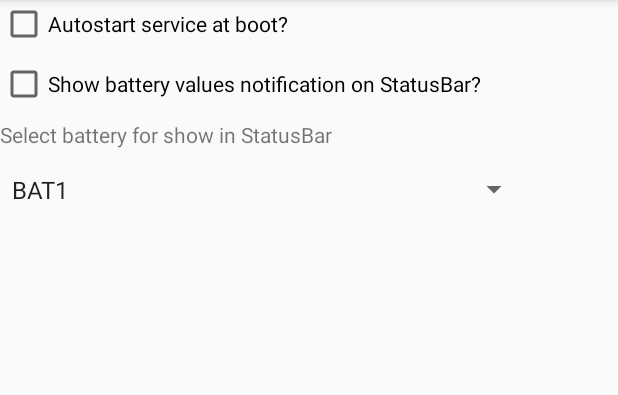
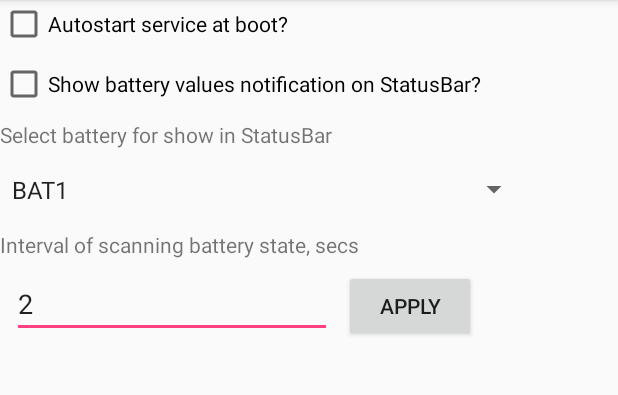
Before and after one commit to olegsvs/ru.olegsvs.custombatterynotification, an Android app: the screen it shows after launch (SettingsActivity), on a phone screen of 412 x 824 dp, the part 84-479 px from its top. Run offline under Robolectric (Android 15) with nearby library versions, the phone set to English and light mode, and no system bars.

Commit message:
add interval of scanning settings

```diff
--- a/app/src/main/java/ru/olegsvs/custombatterynotification/SettingsActivity.java
+++ b/app/src/main/java/ru/olegsvs/custombatterynotification/SettingsActivity.java
@@ -9,7 +9,9 @@ import android.util.Log;
 import android.view.View;
 import android.widget.AdapterView;
 import android.widget.ArrayAdapter;
+import android.widget.Button;
 import android.widget.CheckBox;
+import android.widget.EditText;
 import android.widget.Spinner;
 import android.widget.Toast;
 
@@ -23,7 +25,8 @@ public class SettingsActivity extends AppCompatActivity {
     public CheckBox chbServiceStatus;
     public CheckBox chbAutostartService;
     public SharedPreferences sharedPref;
-
+    public Button intervalSetBTN;
+    public EditText intervalET;
     @Override
     protected void onCreate(Bundle savedInstanceState) {
         super.onCreate(savedInstanceState);
@@ -36,15 +39,19 @@ public class SettingsActivity extends AppCompatActivity {
         chbServiceStatus = (CheckBox) findViewById(R.id.chbServiceStatus);
         chbAutostartService = (CheckBox) findViewById(R.id.chbServiceAutoStart);
         spinnerBatteries = (Spinner) findViewById(R.id.spinnerBatteries);
+        intervalSetBTN = (Button) findViewById(R.id.intervalSetBTN);
+        intervalET = (EditText) findViewById(R.id.intervalET);
 
         sharedPref = getSharedPreferences("Settings", Context.MODE_PRIVATE);
 
         Log.i(SettingsActivity.TAG, "onCreate: loading sharedPrefs " + sharedPref.getInt("batterySelection",0));
         Log.i(SettingsActivity.TAG, "onCreate: loading sharedPrefs " + sharedPref.getBoolean("serviceRun", false));
         Log.i(SettingsActivity.TAG, "onCreate: loading sharedPrefs " + sharedPref.getBoolean("serviceAutoStart", false));
+        Log.i(SettingsActivity.TAG, "onCreate: loading sharedPrefs " + sharedPref.getInt("interval", 2));
 
         chbAutostartService.setChecked(sharedPref.getBoolean("serviceAutoStart", false));
         chbServiceStatus.setChecked(sharedPref.getBoolean("serviceRun", false));
+        intervalET.setText(String.valueOf(sharedPref.getInt("interval", 2)));
 
         ArrayAdapter<String> spinnerArrayAdapter = new ArrayAdapter<String>(this,   android.R.layout.simple_spinner_item, batteries);
         spinnerArrayAdapter.setDropDownViewResource(android.R.layout.simple_spinner_dropdown_item); // The drop down view
@@ -72,6 +79,17 @@ public class SettingsActivity extends AppCompatActivity {
             public void onNothingSelected(AdapterView<?> arg0) {
             }
         });
+    }
+
+    public void intervalClick(View v) {
+        if(intervalET.getText().toString().equals("0") == false) {
+            Log.i(SettingsActivity.TAG, "intervalClick: setting interval " + intervalET.getText().toString());
+            SharedPreferences.Editor editor = sharedPref.edit();
+            editor.putInt("interval" , Integer.parseInt(intervalET.getText().toString()));
+            editor.apply();
+            editor.commit();
+            BatteryManagerService.setInterval(Integer.parseInt(intervalET.getText().toString()));
+        } else Toast.makeText(getApplicationContext(),getString(R.string.intervalWarning),Toast.LENGTH_LONG).show();
     }
 
     public void cnbAutoStartClick(View v) {
--- a/app/src/main/res/layout/activity_settings.xml
+++ b/app/src/main/res/layout/activity_settings.xml
@@ -31,8 +31,7 @@
         android:layout_height="38dp"
         tools:layout_editor_absoluteX="8dp"
         android:layout_marginTop="8dp"
-        app:layout_constraintTop_toBottomOf="@+id/textView"
-        tools:layout_editor_absoluteY="133dp" />
+        app:layout_constraintTop_toBottomOf="@+id/textView" />
 
     <TextView
         android:id="@+id/textView"
@@ -43,4 +42,39 @@
         android:layout_marginTop="8dp"
         app:layout_constraintTop_toBottomOf="@+id/chbServiceStatus" />
 
+    <TextView
+        android:id="@+id/textView2"
+        android:layout_width="wrap_content"
+        android:layout_height="wrap_content"
+        android:text="@string/intervalTV"
+        tools:layout_editor_absoluteX="16dp"
+        android:layout_marginTop="8dp"
+        app:layout_constraintTop_toBottomOf="@+id/spinnerBatteries" />
+
+    <EditText
+        android:id="@+id/intervalET"
+        android:layout_width="wrap_content"
+        android:layout_height="wrap_content"
+        android:text="2"
+        android:ems="10"
+        android:inputType="number"
+        android:layout_marginTop="7dp"
+        app:layout_constraintTop_toBottomOf="@+id/textView2"
+        android:layout_marginLeft="8dp"
+        app:layout_constraintLeft_toLeftOf="parent" />
+
+    <Button
+        android:id="@+id/intervalSetBTN"
+        android:onClick="intervalClick"
+        android:layout_width="wrap_content"
+        android:layout_height="wrap_content"
+        android:text="@string/intervalBTN"
+        app:layout_constraintLeft_toRightOf="@+id/intervalET"
+        android:layout_marginLeft="8dp"
+        android:layout_marginRight="8dp"
+        app:layout_constraintRight_toRightOf="parent"
+        app:layout_constraintHorizontal_bias="0.0"
+        android:layout_marginTop="7dp"
+        app:layout_constraintTop_toBottomOf="@+id/textView2" />
+
 </android.support.constraint.ConstraintLayout>
--- a/app/src/main/res/values/strings.xml
+++ b/app/src/main/res/values/strings.xml
@@ -4,4 +4,7 @@
     <string name="chbAutoStartService">Autostart service at boot?</string>
     <string name="tvBatteries">Select battery for show in StatusBar</string>
     <string name="noSupportedJSR">JSR battery not supported on your device!</string>
+    <string name="intervalTV">Interval of scanning battery state, secs</string>
+    <string name="intervalBTN">Apply</string>
+    <string name="intervalWarning">Set value > 0!</string>
 </resources>
```
Also changed, not shown: app/src/main/java/ru/olegsvs/custombatterynotification/BatteryManagerService.java (+9 -3 lines), 3 other files.
